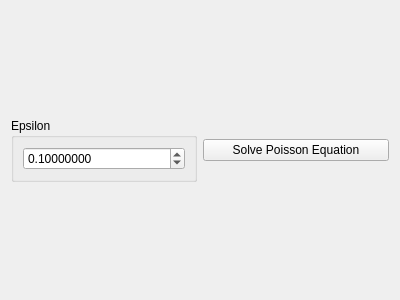
Qt form source/modules/conjugate_gradient/ConjugateGradientWidget.ui (josefkoller/ambient_image_processor) before a commit.
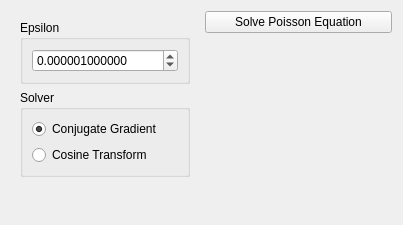
The same form after that commit.

Commit message: solving the poisson equation via cg equals the solution via dct

```diff
--- a/source/modules/conjugate_gradient/ConjugateGradientWidget.ui
+++ b/source/modules/conjugate_gradient/ConjugateGradientWidget.ui
@@ -6,15 +6,24 @@
    <rect>
     <x>0</x>
     <y>0</y>
-    <width>400</width>
-    <height>300</height>
+    <width>403</width>
+    <height>225</height>
    </rect>
   </property>
   <property name="windowTitle">
    <string>Form</string>
   </property>
   <layout class="QHBoxLayout" name="horizontalLayout">
-   <item>
+   <item alignment="Qt::AlignTop">
+    <widget class="QWidget" name="widget" native="true">
+     <property name="sizePolicy">
+      <sizepolicy hsizetype="Preferred" vsizetype="Maximum">
+       <horstretch>0</horstretch>
+       <verstretch>0</verstretch>
+      </sizepolicy>
+     </property>
+     <layout class="QVBoxLayout" name="verticalLayout_2">
+      <item alignment="Qt::AlignTop">
     <widget class="QGroupBox" name="groupBox">
      <property name="sizePolicy">
       <sizepolicy hsizetype="Preferred" vsizetype="Maximum">
@@ -26,16 +35,16 @@
       <string>Epsilon</string>
      </property>
      <layout class="QVBoxLayout" name="verticalLayout">
-      <item alignment="Qt::AlignTop">
+         <item>
        <widget class="QDoubleSpinBox" name="epsilon_spinbox">
         <property name="decimals">
-         <number>8</number>
+            <number>12</number>
         </property>
         <property name="maximum">
          <double>999999999.000000000000000</double>
         </property>
         <property name="value">
-         <double>0.100000000000000</double>
+            <double>0.000001000000000</double>
         </property>
        </widget>
       </item>
@@ -43,7 +52,42 @@
     </widget>
    </item>
    <item>
-    <widget class="QPushButton" name="pushButton">
+       <widget class="QGroupBox" name="groupBox_2">
+        <property name="sizePolicy">
+         <sizepolicy hsizetype="Preferred" vsizetype="Maximum">
+          <horstretch>0</horstretch>
+          <verstretch>0</verstretch>
+         </sizepolicy>
+        </property>
+        <property name="title">
+         <string>Solver</string>
+        </property>
+        <layout class="QVBoxLayout" name="verticalLayout_3">
+         <item>
+          <widget class="QRadioButton" name="conjugate_gradient_checkbox">
+           <property name="text">
+            <string>Conjugate Gradient</string>
+           </property>
+           <property name="checked">
+            <bool>true</bool>
+           </property>
+          </widget>
+         </item>
+         <item>
+          <widget class="QRadioButton" name="radioButton_2">
+           <property name="text">
+            <string>Cosine Transform</string>
+           </property>
+          </widget>
+         </item>
+        </layout>
+       </widget>
+      </item>
+     </layout>
+    </widget>
+   </item>
+   <item alignment="Qt::AlignTop">
+    <widget class="QPushButton" name="solve_poisson_button">
      <property name="text">
       <string>Solve Poisson Equation</string>
      </property>
```
Left out of the diff: 3 changed lines with no effect on the pictures. Lines whose indentation alone changed are shown as unchanged. The commit also changes 10 other files.
